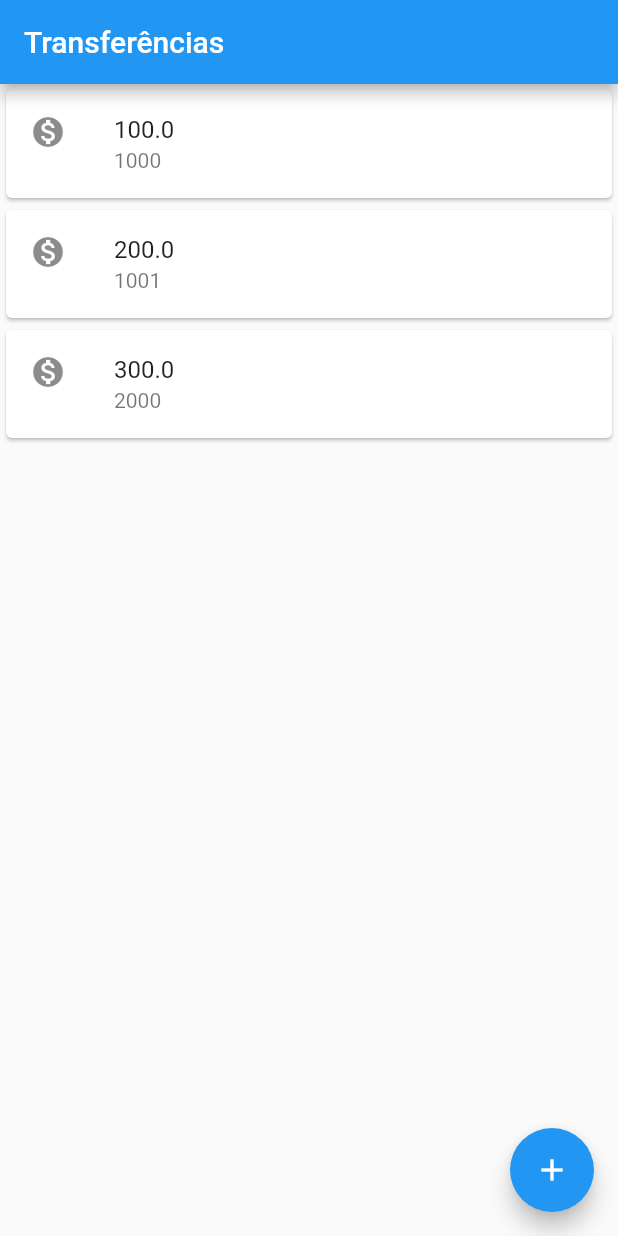
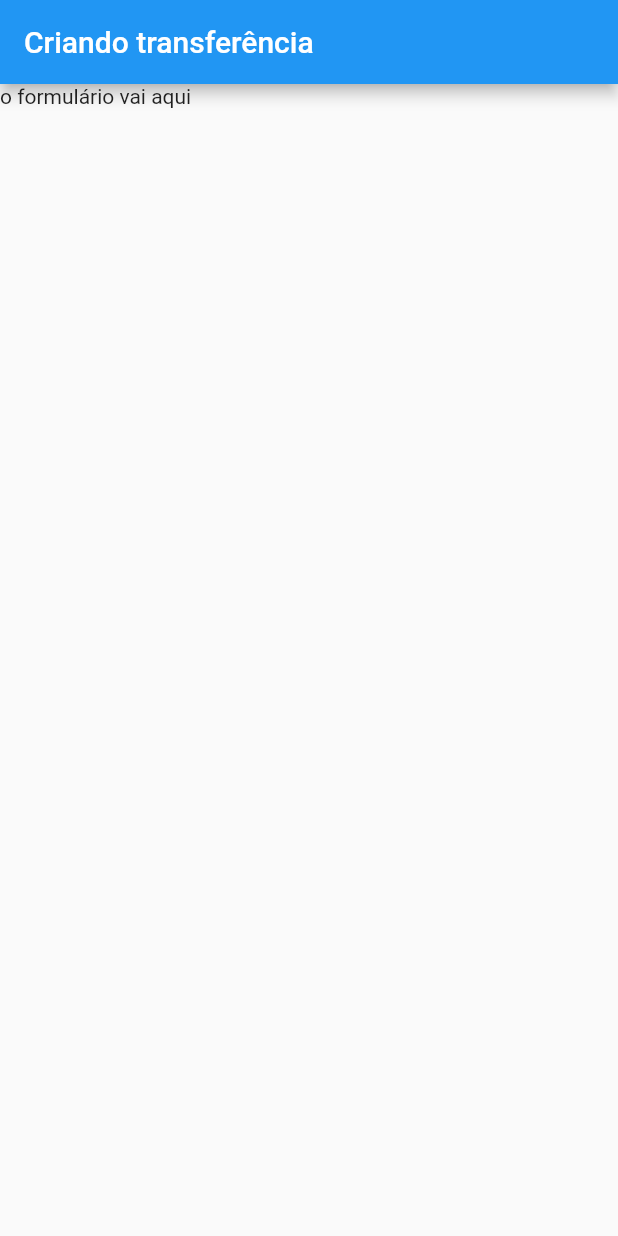
Before and after one commit to lucasvscn/alura-formacao-flutter, a Flutter app: the screen it shows after launch, on a phone screen of 412 x 824 dp. Run offline on Flutter 3.47's test engine with Material 2 defaults, Android fonts, the phone set to English and light mode, and no system bars.

Commit message:
aula 3: conhecendo o hot reload

```diff
--- a/lib/main.dart
+++ b/lib/main.dart
@@ -5,24 +5,25 @@ void main() {
 }
 
 class MyApp extends StatelessWidget {
-  const MyApp({
-    Key? key,
-  }) : super(key: key);
-
   @override
   Widget build(BuildContext context) {
     return MaterialApp(
       title: 'Bytebank',
       home: Scaffold(
-        appBar: AppBar(
-          title: Text('Transferências'),
-        ),
-        floatingActionButton: FloatingActionButton(
-          onPressed: () {},
-          child: Icon(Icons.add),
-        ),
-        body: ListaTransferencias(),
+        body: FormulatioTransferencia(),
       ),
+    );
+  }
+}
+
+class FormulatioTransferencia extends StatelessWidget {
+  @override
+  Widget build(BuildContext context) {
+    return Scaffold(
+      appBar: AppBar(
+        title: Text('Criando transferência'),
+      ),
+      body: Text('o formulário vai aqui'),
     );
   }
 }
@@ -30,12 +31,21 @@ class MyApp extends StatelessWidget {
 class ListaTransferencias extends StatelessWidget {
   @override
   Widget build(BuildContext context) {
-    return Column(
-      children: [
-        ItemTransferencia(Transferencia(100.0, 1000)),
-        ItemTransferencia(Transferencia(200.0, 1001)),
-        ItemTransferencia(Transferencia(300.0, 2000)),
-      ],
+    return Scaffold(
+      appBar: AppBar(
+        title: Text('Transferências'),
+      ),
+      floatingActionButton: FloatingActionButton(
+        onPressed: () {},
+        child: Icon(Icons.add),
+      ),
+      body: Column(
+        children: [
+          ItemTransferencia(Transferencia(100.0, 1000)),
+          ItemTransferencia(Transferencia(200.0, 1001)),
+          ItemTransferencia(Transferencia(300.0, 2000)),
+        ],
+      ),
     );
   }
 }
```
